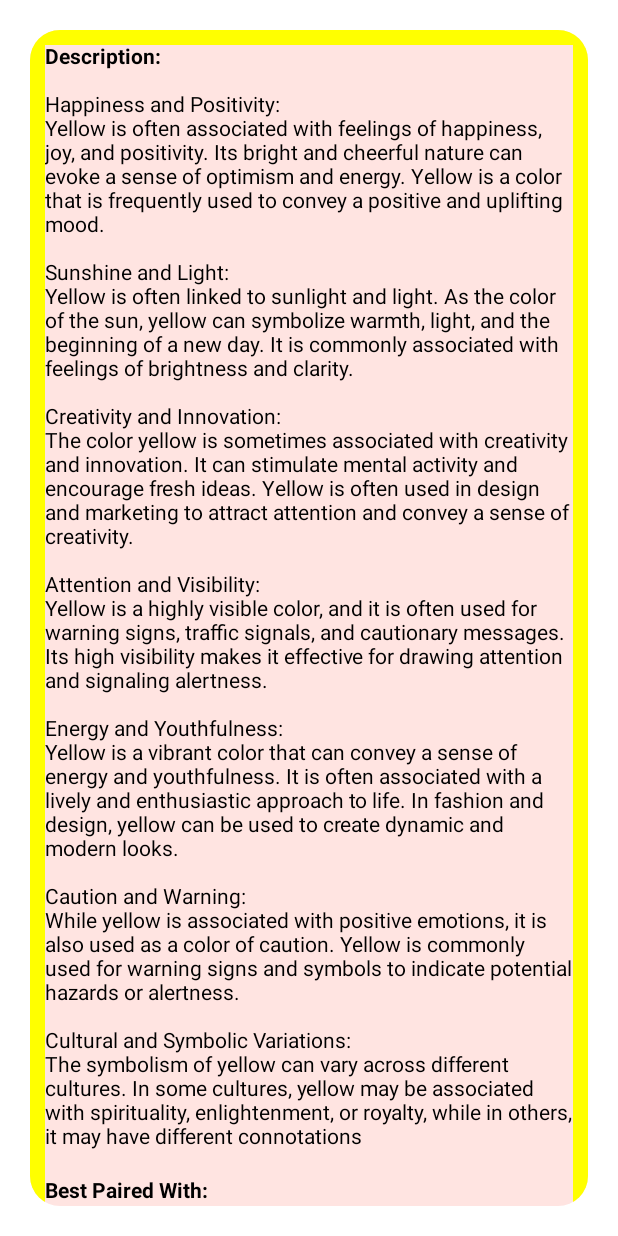
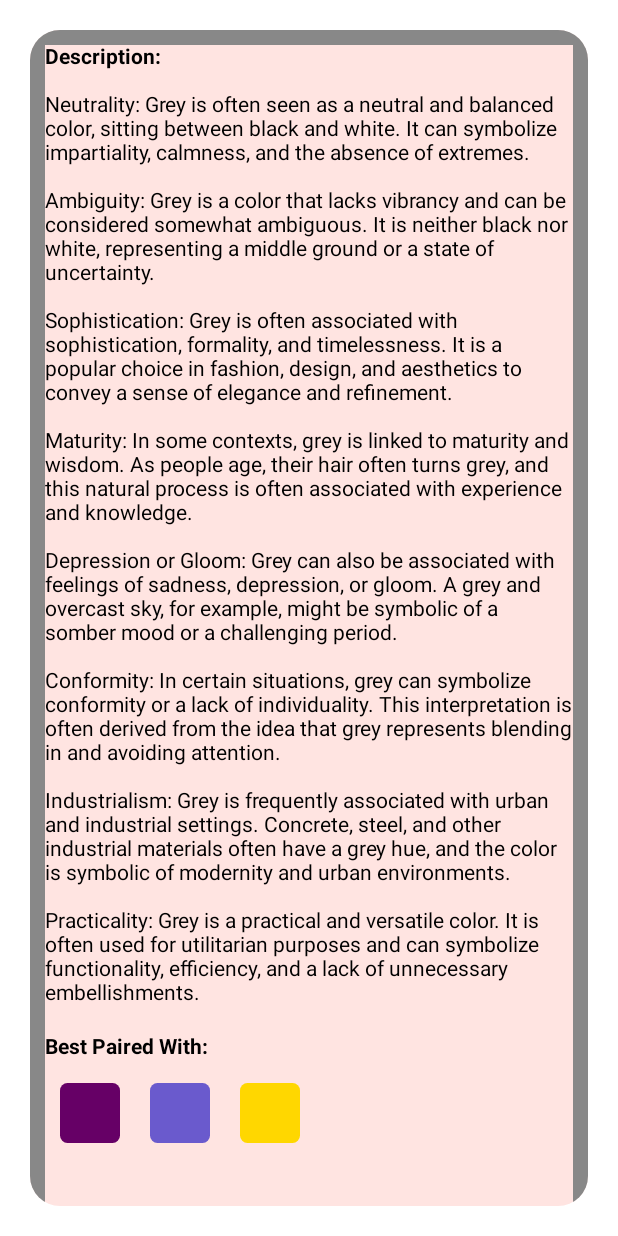
Before and after one commit to kux-kodes/colour_app, an Android app built with Jetpack Compose: the @Preview function ShowDetails, on a phone screen of 412 x 824 dp. Run offline under Robolectric (Android 15) with nearby library versions, the phone set to English and light mode, and no system bars.

Commit message:
added grey feature

```diff
--- a/app/src/main/java/com/example/colour_mixer/DefineScreens.kt
+++ b/app/src/main/java/com/example/colour_mixer/DefineScreens.kt
@@ -6,4 +6,5 @@ sealed class DefineScreens(val route: String){
     object BlueDetails: DefineScreens("blue_details")
     object GreenDetails: DefineScreens("green_details")
     object YellowDetails: DefineScreens("yellow_details")
+    object GreyDetails: DefineScreens("grey_details")
 }
--- a/app/src/main/java/com/example/colour_mixer/DetailedScreens.kt
+++ b/app/src/main/java/com/example/colour_mixer/DetailedScreens.kt
@@ -178,7 +178,7 @@ fun Blue_details(navController:NavHostController){
     }
 }
 @Composable
-fun YellowDetails(navController:NavHostController){
+fun Yellow_details(navController:NavHostController){
     Column(modifier = Modifier
         .fillMaxSize()
         .padding(20.dp)
@@ -233,8 +233,60 @@ fun YellowDetails(navController:NavHostController){
             .background(Color(144, 238, 144)))
     }
 }
+@Composable
+fun Grey_details(navController:NavHostController){
+    Column(modifier = Modifier
+        .fillMaxSize()
+        .padding(20.dp)
+        .clip(RoundedCornerShape(20.dp))
+        .verticalScroll(rememberScrollState())
+        .border(10.dp, Color.Gray, shape = RoundedCornerShape(10.dp))
+        .background(Color(255, 228, 225)),
+        verticalArrangement = Arrangement.Top) {
+        Text(
+            modifier = Modifier
+                .offset(10.dp, 10.dp),
+            textAlign = TextAlign.Center,
+            fontWeight = FontWeight.Bold,
+            text = "Description:" + "\n"
+        )
+        Text(
+            modifier = Modifier.padding(10.dp),
+            text="Neutrality: Grey is often seen as a neutral and balanced color, sitting between black and white. It can symbolize impartiality, calmness, and the absence of extremes.\n" + "\n"+
+                    "Ambiguity: Grey is a color that lacks vibrancy and can be considered somewhat ambiguous. It is neither black nor white, representing a middle ground or a state of uncertainty.\n" + "\n"+
+                    "Sophistication: Grey is often associated with sophistication, formality, and timelessness. It is a popular choice in fashion, design, and aesthetics to convey a sense of elegance and refinement.\n" + "\n"+
+                    "Maturity: In some contexts, grey is linked to maturity and wisdom. As people age, their hair often turns grey, and this natural process is often associated with experience and knowledge.\n"+ "\n" +
+                    "Depression or Gloom: Grey can also be associated with feelings of sadness, depression, or gloom. A grey and overcast sky, for example, might be symbolic of a somber mood or a challenging period.\n" + "\n"+
+                    "Conformity: In certain situations, grey can symbolize conformity or a lack of individuality. This interpretation is often derived from the idea that grey represents blending in and avoiding attention.\n" + "\n"+
+                    "Industrialism: Grey is frequently associated with urban and industrial settings. Concrete, steel, and other industrial materials often have a grey hue, and the color is symbolic of modernity and urban environments.\n"+ "\n" +
+                    "Practicality: Grey is a practical and versatile color. It is often used for utilitarian purposes and can symbolize functionality, efficiency, and a lack of unnecessary embellishments."
+        )
+        Text(modifier= Modifier.offset(10.dp, 10.dp),
+            textAlign= TextAlign.Center,
+            fontWeight = FontWeight.Bold,
+            text= "Best Paired With:"+"\n")
+        Box(modifier = Modifier
+            .width(40.dp)
+            .height(40.dp)
+            .offset(20.dp, 10.dp)
+            .clip(RoundedCornerShape(5.dp))
+            .background(Color(102, 0, 102)))
+        Box(modifier = Modifier
+            .width(40.dp)
+            .height(40.dp)
+            .offset(80.dp, (-30).dp)
+            .clip(RoundedCornerShape(5.dp))
+            .background(Color(106, 90, 205)))
+        Box(modifier = Modifier
+            .width(40.dp)
+            .height(40.dp)
+            .offset(140.dp, (-70).dp)
+            .clip(RoundedCornerShape(5.dp))
+            .background(Color(255, 215, 0)))
+    }
+}
 @Preview(showBackground = true)
 @Composable
 fun ShowDetails(){
-    YellowDetails(navController = rememberNavController())
+    Grey_details(navController = rememberNavController())
 }
--- a/app/src/main/java/com/example/colour_mixer/MainActivity.kt
+++ b/app/src/main/java/com/example/colour_mixer/MainActivity.kt
@@ -112,7 +112,8 @@ fun Color_grid(navController:NavHostController) {
                         }
 
                         4 -> {
-                            Text(text = "Gray");boxBackground = Color.Magenta
+                            Text(text = "Grey",
+                                modifier=Modifier.clickable{navController.navigate("grey_details")});boxBackground = Color.Magenta
                         }
 
                         5 -> {
--- a/app/src/main/java/com/example/colour_mixer/NavGraph.kt
+++ b/app/src/main/java/com/example/colour_mixer/NavGraph.kt
@@ -23,7 +23,10 @@ fun SetupNavGraph(navController:NavHostController){
                 Green_details(navController = navController)
             }
         composable(route=DefineScreens.YellowDetails.route){
-            YellowDetails(navController = navController)
+            Yellow_details(navController = navController)
+        }
+        composable(route= DefineScreens.GreyDetails.route){
+            Grey_details(navController = navController)
         }
     }
 }
```
